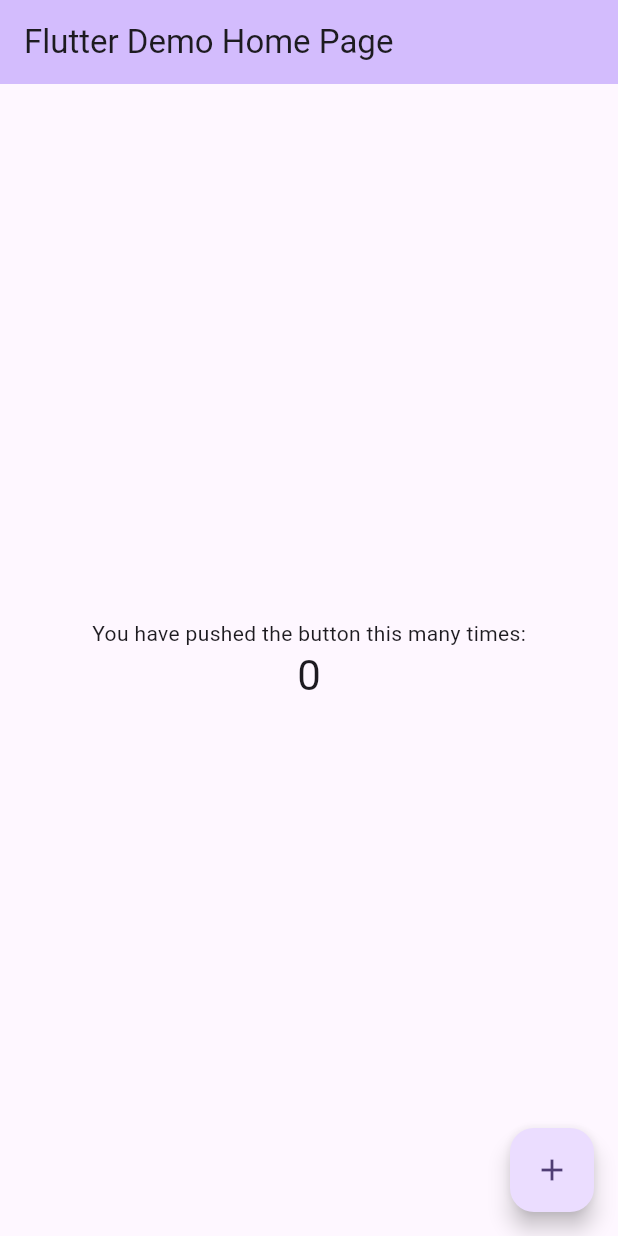
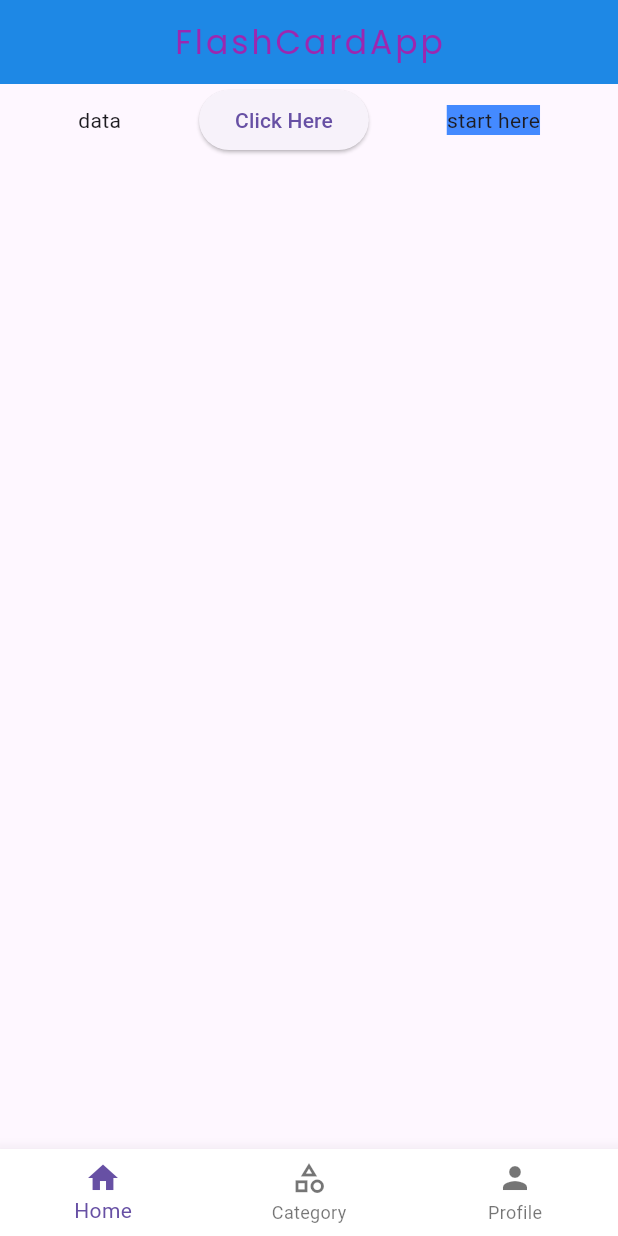
Before and after one commit to MRD-HG/falsh_cards, a Flutter app: the screen it shows after launch, on a phone screen of 412 x 824 dp. Run offline on Flutter 3.47's test engine with Material 3 defaults, Android fonts, the phone set to English and light mode, and no system bars; our stand-ins replace google_fonts.

Commit message:
Adding BottomNavBar and Structure of Project

```diff
--- /dev/null
+++ b/lib/View/Home.dart
@@ -0,0 +1,23 @@
+import 'package:flutter/material.dart';
+class Home extends StatelessWidget {
+  const Home({super.key});
+
+  @override
+  Widget build(BuildContext context) {
+    return Scaffold(
+      body:  Row(
+        mainAxisAlignment: MainAxisAlignment.spaceEvenly,
+        children: <Widget>[
+          const Text("data"),
+          ElevatedButton(onPressed: (){}, child: const Text('Click Here')),
+          Container(
+            color: Colors.blueAccent,
+            child:const Text("start here"),
+          ),
+
+
+        ],
+      ),
+    );
+  }
+}
--- /dev/null
+++ b/lib/View/profile.dart
@@ -0,0 +1,13 @@
+import 'package:flutter/material.dart';
+class Profile extends StatelessWidget {
+  const Profile({super.key});
+
+  @override
+  Widget build(BuildContext context) {
+    return  Container(
+      child: const Center(
+        child: Text("Profil"),
+      ),
+    );
+  }
+}
--- a/lib/main.dart
+++ b/lib/main.dart
@@ -1,125 +1,89 @@
+import 'package:google_fonts/google_fonts.dart';
 import 'package:flutter/material.dart';
+import './View/Home.dart';
+import './View/FlashCard.dart';
+import './View/profile.dart';
+
+
+
 
 void main() {
-  runApp(const MyApp());
+  runApp(const FlashcardApp());
 }
 
-class MyApp extends StatelessWidget {
-  const MyApp({super.key});
+class FlashcardApp extends StatelessWidget {
+  const FlashcardApp({super.key});
 
-  // This widget is the root of your application.
   @override
   Widget build(BuildContext context) {
-    return MaterialApp(
-      title: 'Flutter Demo',
-      theme: ThemeData(
-        // This is the theme of your application.
-        //
-        // TRY THIS: Try running your application with "flutter run". You'll see
-        // the application has a purple toolbar. Then, without quitting the app,
-        // try changing the seedColor in the colorScheme below to Colors.green
-        // and then invoke "hot reload" (save your changes or press the "hot
-        // reload" button in a Flutter-supported IDE, or press "r" if you used
-        // the command line to start the app).
-        //
-        // Notice that the counter didn't reset back to zero; the application
-        // state is not lost during the reload. To reset the state, use hot
-        // restart instead.
-        //
-        // This works for code too, not just values: Most code changes can be
-        // tested with just a hot reload.
-        colorScheme: ColorScheme.fromSeed(seedColor: Colors.deepPurple),
-        useMaterial3: true,
+    return  const MaterialApp(
+      debugShowCheckedModeBanner: false,
+      home:  MainClass(),
+    );
+  }
+
+}
+
+class MainClass extends StatefulWidget {
+   const MainClass({super.key});
+
+  @override
+  State<MainClass> createState() => _MainClassState();
+}
+class _MainClassState extends State<MainClass> {
+  int _currentIndex = 0;
+  final List<Widget> _screens = [
+    const Home(),
+    const FlashCard(),
+    const Profile(),
+  ];
+
+  @override
+  //the build Context help for build the app automatically hot reload in act  ion
+  Widget build(BuildContext context) {
+    return Scaffold(
+      appBar: AppBar(
+        backgroundColor: Colors.blue[600],
+        shape:RoundedRectangleBorder(
+          borderRadius: BorderRadius.circular(0)
+        ) ,
+
+        title:  Text("FlashCardApp",style: GoogleFonts.poppins(
+          color: Colors.purple,
+          letterSpacing: 2.0,
+
+        )),
+        centerTitle: true,
       ),
-      home: const MyHomePage(title: 'Flutter Demo Home Page'),
+      body:Container(
+        child: _screens[_currentIndex],
+      ),
+
+
+
+
+      bottomNavigationBar:BottomNavigationBar(
+
+        currentIndex: _currentIndex,
+          onTap: (index){
+          setState(() {
+            _currentIndex=index;
+          });
+          },
+          items:const [
+           BottomNavigationBarItem(
+               icon: Icon(Icons.home)
+               ,label:"Home",
+
+           ),
+            BottomNavigationBarItem(icon: Icon(Icons.category_outlined),label:"Category"),
+            BottomNavigationBarItem(icon: Icon(Icons.person),label: "Profile")
+          ],
+        elevation: 10,
+        backgroundColor: Colors.white,
+
+      ) ,
+
     );
   }
 }
-
-class MyHomePage extends StatefulWidget {
-  const MyHomePage({super.key, required this.title});
-
-  // This widget is the home page of your application. It is stateful, meaning
-  // that it has a State object (defined below) that contains fields that affect
-  // how it looks.
-
-  // This class is the configuration for the state. It holds the values (in this
-  // case the title) provided by the parent (in this case the App widget) and
-  // used by the build method of the State. Fields in a Widget subclass are
-  // always marked "final".
-
-  final String title;
-
-  @override
-  State<MyHomePage> createState() => _MyHomePageState();
-}
-
-class _MyHomePageState extends State<MyHomePage> {
-  int _counter = 0;
-
-  void _incrementCounter() {
-    setState(() {
-      // This call to setState tells the Flutter framework that something has
-      // changed in this State, which causes it to rerun the build method below
-      // so that the display can reflect the updated values. If we changed
-      // _counter without calling setState(), then the build method would not be
-      // called again, and so nothing would appear to happen.
-      _counter++;
-    });
-  }
-
-  @override
-  Widget build(BuildContext context) {
-    // This method is rerun every time setState is called, for instance as done
-    // by the _incrementCounter method above.
-    //
-    // The Flutter framework has been optimized to make rerunning build methods
-    // fast, so that you can just rebuild anything that needs updating rather
-    // than having to individually change instances of widgets.
-    return Scaffold(
-      appBar: AppBar(
-        // TRY THIS: Try changing the color here to a specific color (to
-        // Colors.amber, perhaps?) and trigger a hot reload to see the AppBar
-        // change color while the other colors stay the same.
-        backgroundColor: Theme.of(context).colorScheme.inversePrimary,
-        // Here we take the value from the MyHomePage object that was created by
-        // the App.build method, and use it to set our appbar title.
-        title: Text(widget.title),
-      ),
-      body: Center(
-        // Center is a layout widget. It takes a single child and positions it
-        // in the middle of the parent.
-        child: Column(
-          // Column is also a layout widget. It takes a list of children and
-          // arranges them vertically. By default, it sizes itself to fit its
-          // children horizontally, and tries to be as tall as its parent.
-          //
-          // Column has various properties to control how it sizes itself and
-          // how it positions its children. Here we use mainAxisAlignment to
-          // center the children vertically; the main axis here is the vertical
-          // axis because Columns are vertical (the cross axis would be
-          // horizontal).
-          //
-          // TRY THIS: Invoke "debug painting" (choose the "Toggle Debug Paint"
-          // action in the IDE, or press "p" in the console), to see the
-          // wireframe for each widget.
-          mainAxisAlignment: MainAxisAlignment.center,
-          children: <Widget>[
-            const Text(
-              'You have pushed the button this many times:',
-            ),
-            Text(
-              '$_counter',
-              style: Theme.of(context).textTheme.headlineMedium,
-            ),
-          ],
-        ),
-      ),
-      floatingActionButton: FloatingActionButton(
-        onPressed: _incrementCounter,
-        tooltip: 'Increment',
-        child: const Icon(Icons.add),
-      ), // This trailing comma makes auto-formatting nicer for build methods.
-    );
-  }
-}
```
Also changed, not shown: lib/View/FlashCard.dart (added, +40 -0 lines), lib/models/data.json (added, +92 -0 lines), pubspec.yaml (+4 -3 lines), assets/Logo.jpg (added), pubspec.lock, 5 other files.
